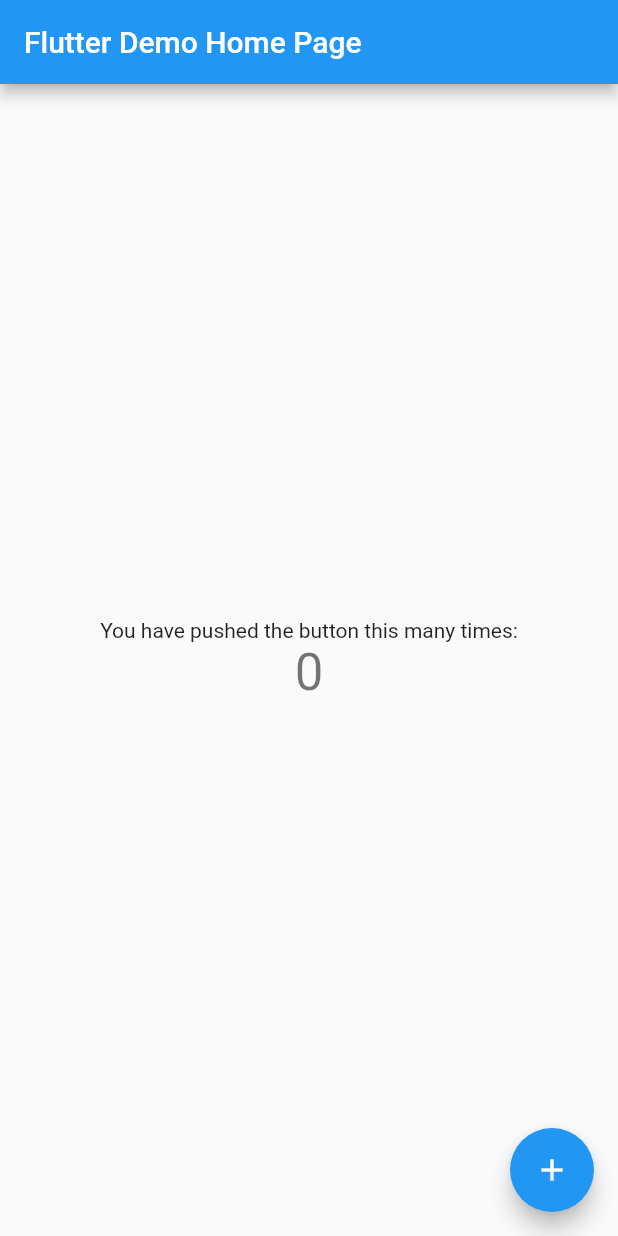
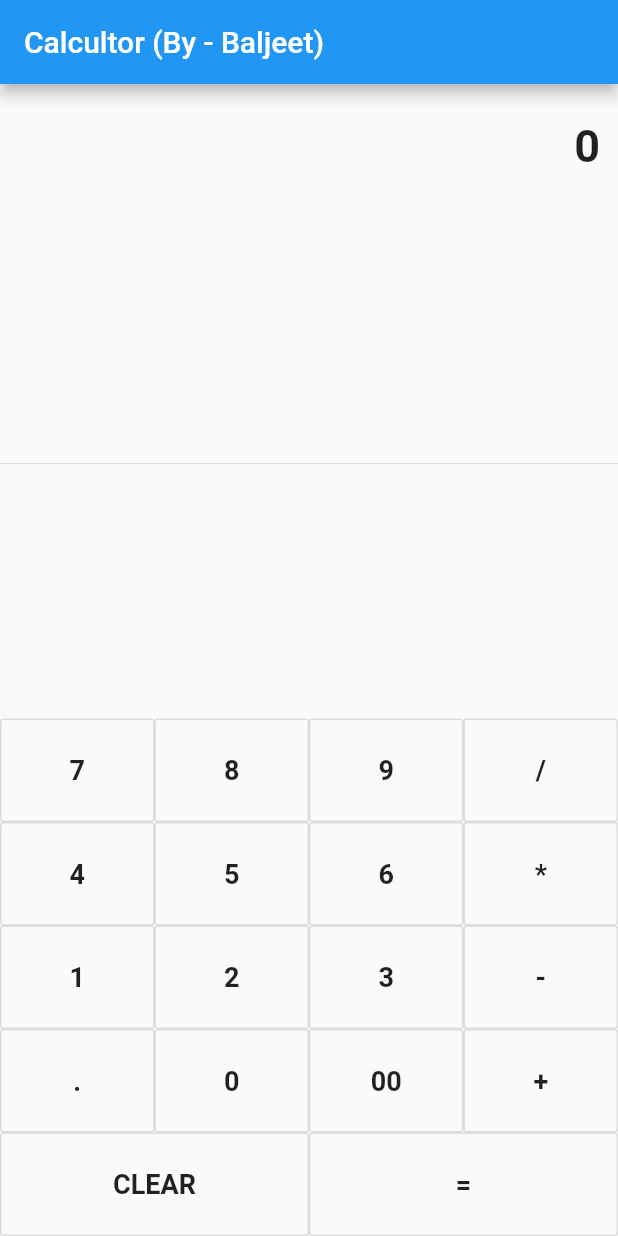
Before and after one commit to baljeetjangra/Flutter-Calculator, a Flutter app: the screen it shows after launch, on a phone screen of 412 x 824 dp. Run offline on Flutter 3.47's test engine with Material 2 defaults, Android fonts, the phone set to English and light mode, and no system bars.

Commit message:
calculator completed

```diff
--- a/lib/main.dart
+++ b/lib/main.dart
@@ -6,42 +6,21 @@ void main() {
 
 class MyApp extends StatelessWidget {
   // This widget is the root of your application.
+
   @override
   Widget build(BuildContext context) {
     return MaterialApp(
       title: 'Flutter Demo',
       theme: ThemeData(
-        // This is the theme of your application.
-        //
-        // Try running your application with "flutter run". You'll see the
-        // application has a blue toolbar. Then, without quitting the app, try
-        // changing the primarySwatch below to Colors.green and then invoke
-        // "hot reload" (press "r" in the console where you ran "flutter run",
-        // or simply save your changes to "hot reload" in a Flutter IDE).
-        // Notice that the counter didn't reset back to zero; the application
-        // is not restarted.
-        primarySwatch: Colors.blue,
-        // This makes the visual density adapt to the platform that you run
-        // the app on. For desktop platforms, the controls will be smaller and
-        // closer together (more dense) than on mobile platforms.
         visualDensity: VisualDensity.adaptivePlatformDensity,
       ),
-      home: MyHomePage(title: 'Flutter Demo Home Page'),
+      home: MyHomePage(title: 'Calcultor (By - Baljeet)'),
     );
   }
 }
 
 class MyHomePage extends StatefulWidget {
   MyHomePage({Key key, this.title}) : super(key: key);
-
-  // This widget is the home page of your application. It is stateful, meaning
-  // that it has a State object (defined below) that contains fields that affect
-  // how it looks.
-
-  // This class is the configuration for the state. It holds the values (in this
-  // case the title) provided by the parent (in this case the App widget) and
-  // used by the build method of the State. Fields in a Widget subclass are
-  // always marked "final".
 
   final String title;
 
@@ -50,68 +29,132 @@ class MyHomePage extends StatefulWidget {
 }
 
 class _MyHomePageState extends State<MyHomePage> {
-  int _counter = 0;
+  String output = "0";
 
-  void _incrementCounter() {
+  String _output = "0";
+  double num1 = 0.0;
+  double num2 = 0.0;
+  String operand = "";
+
+  buttonPressed(String btnText) {
+    if (btnText == "CLEAR") {
+      _output = "0";
+      num1 = 0.0;
+      num2 = 0.0;
+      operand = "";
+    } else if (btnText == "+" ||
+        btnText == "-" ||
+        btnText == "*" ||
+        btnText == "/") {
+      num1 = double.parse(output);
+      operand = btnText;
+      _output = "0";
+    } else if (btnText == ".") {
+      if (_output.contains(".")) {
+        print("Already contains a number!");
+      } else {
+        _output = _output + btnText;
+      }
+    } else if (btnText == "=") {
+      num2 = double.parse(output);
+
+      if (operand == "+") {
+        _output = (num1 + num2).toString();
+      }
+      if (operand == "-") {
+        _output = (num1 - num2).toString();
+      }
+      if (operand == "*") {
+        _output = (num1 * num2).toString();
+      }
+      if (operand == "/") {
+        _output = (num1 / num2).toString();
+      }
+      num1 = 0.0;
+      num2 = 0.0;
+      operand = "";
+    } else {
+      _output = _output + btnText;
+    }
     setState(() {
-      // This call to setState tells the Flutter framework that something has
-      // changed in this State, which causes it to rerun the build method below
-      // so that the display can reflect the updated values. If we changed
-      // _counter without calling setState(), then the build method would not be
-      // called again, and so nothing would appear to happen.
-      _counter++;
+      output = double.parse(_output).toStringAsFixed(2);
     });
+  }
+
+  Widget buildButton(String btnText) {
+    return Expanded(
+        child: OutlineButton(
+      onPressed: () {
+        buttonPressed(btnText);
+      },
+      padding: EdgeInsets.all(24.0),
+      child: Text(
+        btnText,
+        style: TextStyle(
+          fontSize: 18,
+          fontWeight: FontWeight.bold,
+        ),
+      ),
+    ));
   }
 
   @override
   Widget build(BuildContext context) {
-    // This method is rerun every time setState is called, for instance as done
-    // by the _incrementCounter method above.
-    //
-    // The Flutter framework has been optimized to make rerunning build methods
-    // fast, so that you can just rebuild anything that needs updating rather
-    // than having to individually change instances of widgets.
     return Scaffold(
         appBar: AppBar(
-        // Here we take the value from the MyHomePage object that was created by
-        // the App.build method, and use it to set our appbar title.
           title: Text(widget.title),
         ),
-      body: Center(
-        // Center is a layout widget. It takes a single child and positions it
-        // in the middle of the parent.
+        body: Container(
           child: Column(
-          // Column is also a layout widget. It takes a list of children and
-          // arranges them vertically. By default, it sizes itself to fit its
-          // children horizontally, and tries to be as tall as its parent.
-          //
-          // Invoke "debug painting" (press "p" in the console, choose the
-          // "Toggle Debug Paint" action from the Flutter Inspector in Android
-          // Studio, or the "Toggle Debug Paint" command in Visual Studio Code)
-          // to see the wireframe for each widget.
-          //
-          // Column has various properties to control how it sizes itself and
-          // how it positions its children. Here we use mainAxisAlignment to
-          // center the children vertically; the main axis here is the vertical
-          // axis because Columns are vertical (the cross axis would be
-          // horizontal).
-          mainAxisAlignment: MainAxisAlignment.center,
-          children: <Widget>[
-            Text(
-              'You have pushed the button this many times:',
+            children: [
+              Container(
+                  alignment: Alignment.centerRight,
+                  padding: EdgeInsets.symmetric(
+                    vertical: 24,
+                    horizontal: 12,
                   ),
-            Text(
-              '$_counter',
-              style: Theme.of(context).textTheme.headline4,
+                  child: Text(
+                    output,
+                    style: TextStyle(
+                      fontSize: 30,
+                      fontWeight: FontWeight.bold,
                     ),
+                  )),
+              Expanded(
+                child: Divider(),
+              ),
+              Column(children: [
+                Row(children: [
+                  buildButton("7"),
+                  buildButton("8"),
+                  buildButton("9"),
+                  buildButton("/"),
+                ]),
+                Row(children: [
+                  buildButton("4"),
+                  buildButton("5"),
+                  buildButton("6"),
+                  buildButton("*"),
+                ]),
+                Row(children: [
+                  buildButton("1"),
+                  buildButton("2"),
+                  buildButton("3"),
+                  buildButton("-"),
+                ]),
+                Row(children: [
+                  buildButton("."),
+                  buildButton("0"),
+                  buildButton("00"),
+                  buildButton("+"),
+                ]),
+                Row(children: [
+                  buildButton("CLEAR"),
+                  buildButton("="),
+                ]),
+              ])
             ],
           ),
-      ),
-      floatingActionButton: FloatingActionButton(
-        onPressed: _incrementCounter,
-        tooltip: 'Increment',
-        child: Icon(Icons.add),
-      ), // This trailing comma makes auto-formatting nicer for build methods.
-    );
+        ));
   }
 }
```
Lines whose indentation alone changed are shown as unchanged.
